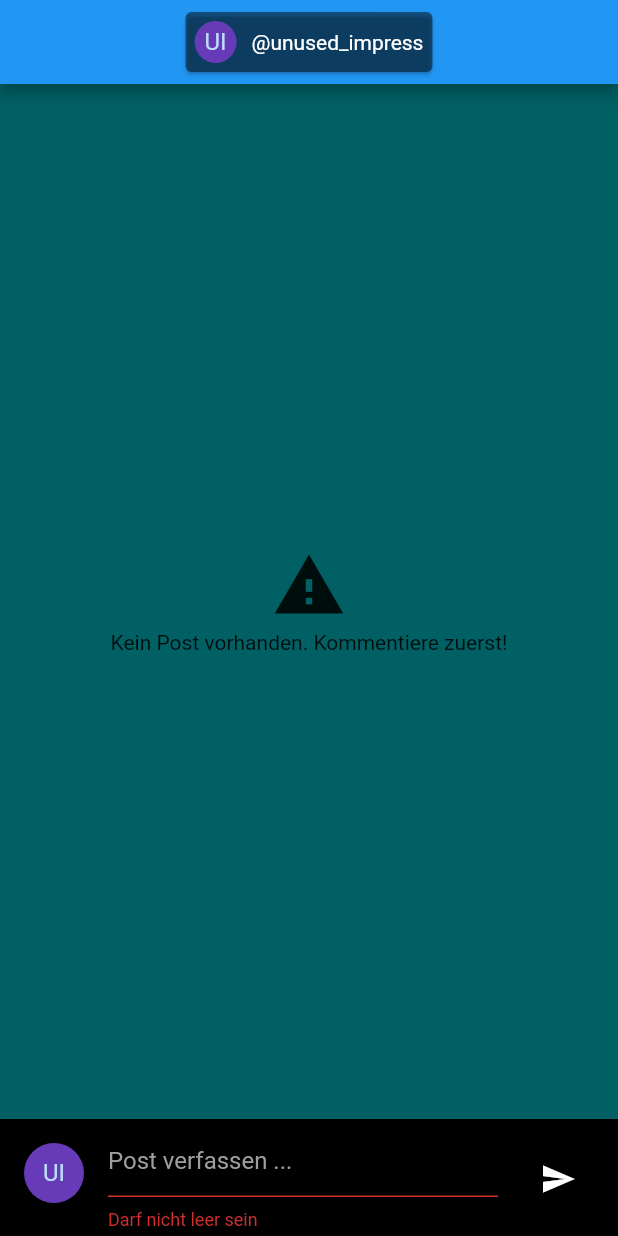
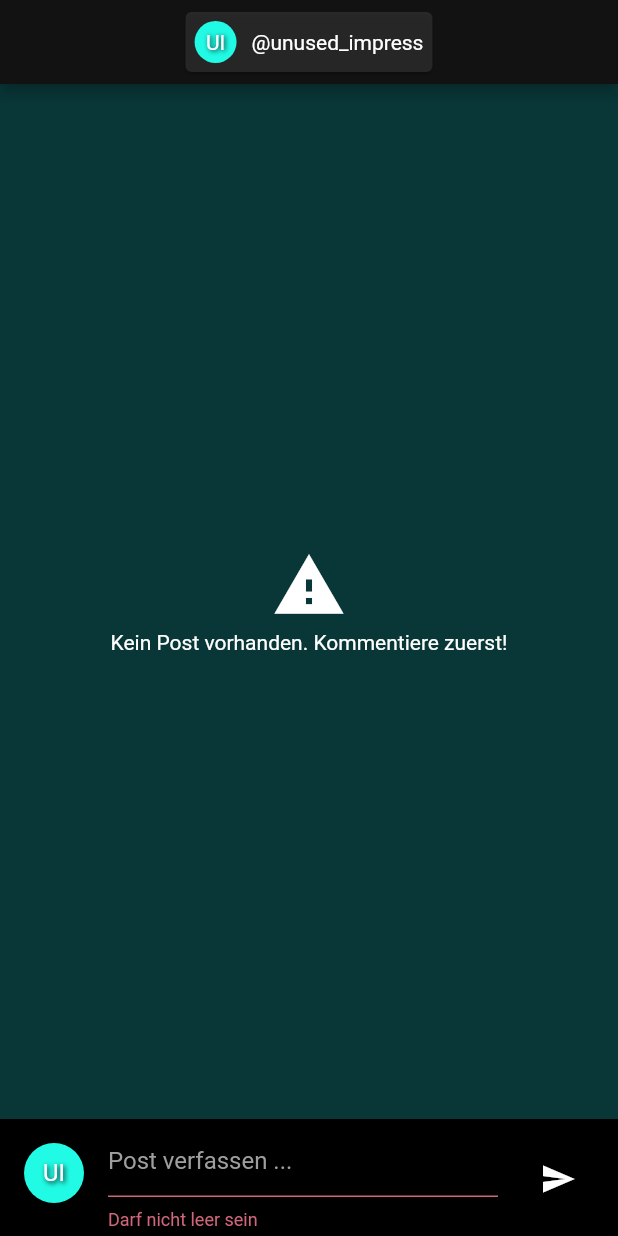
Before and after one commit to christianfl/racler-productions-forum, a Flutter app: the screen it shows after launch, after a tap on the "send" icon, on a phone screen of 412 x 824 dp. Run offline on Flutter 3.47's test engine with Material 2 defaults, Android fonts, the phone set to English and light mode, and no system bars; our stand-ins replace cloud_firestore, firebase_core, shared_preferences, shimmer; accounts and stored records are empty.

Commit message:
Design refinement

```diff
--- a/lib/main.dart
+++ b/lib/main.dart
@@ -30,8 +30,9 @@ class MyApp extends StatelessWidget {
       child: MaterialApp(
         title: 'Forum',
         theme: ThemeData(
-          primarySwatch: Colors.blue,
-          scaffoldBackgroundColor: const Color(0xff006064),
+          colorScheme: const ColorScheme.dark(),
+          primarySwatch: Colors.red,
+          scaffoldBackgroundColor: const Color.fromARGB(255, 9, 55, 56),
         ),
         home: const HomePage(),
       ),
--- a/lib/providers/username_provider/username_provider.dart
+++ b/lib/providers/username_provider/username_provider.dart
@@ -11,7 +11,7 @@ class UsernameProvider with ChangeNotifier {
   SharedPreferences? _preferences;
 
   String? get username => _username;
-  String? get initials => _initials;
+  String get initials => getInitials(_username);
 
   UsernameProvider() {
     _loadFromSharedPreferences();
@@ -65,13 +65,17 @@ class UsernameProvider with ChangeNotifier {
     return list[i];
   }
 
-  String? get _initials {
-    if (_username == null) {
-      return null;
+  String getInitials(String? username) {
+    if (username == null) {
+      return '';
     } else {
-      String firstLetter = _username!.split('@')[1].substring(0, 1);
-      String secondLetter = _username!.split('_')[1].substring(0, 1);
-      return '$firstLetter$secondLetter'.toUpperCase();
+      try {
+        String firstLetter = username.split('@')[1].substring(0, 1);
+        String secondLetter = username.split('_')[1].substring(0, 1);
+        return '$firstLetter$secondLetter'.toUpperCase();
+      } catch (e) {
+        return '';
+      }
     }
   }
 }
--- a/lib/widgets/forum_post.dart
+++ b/lib/widgets/forum_post.dart
@@ -1,5 +1,6 @@
 import 'package:flutter/material.dart';
 import 'package:forum/models/forum_post_model.dart';
+import 'package:forum/widgets/user_avatar.dart';
 import 'package:intl/intl.dart';
 
 class ForumPost extends StatelessWidget {
@@ -40,15 +41,24 @@ class ForumPost extends StatelessWidget {
               Row(
                 mainAxisAlignment: MainAxisAlignment.spaceBetween,
                 children: [
-                  Text(
-                    '${post?.createdBy}',
-                    style: Theme.of(context).textTheme.caption,
+                  Row(
+                    children: [
+                      UserAvatar(username: post?.createdBy, radius: 8),
+                      const SizedBox(width: 5),
+                      Text(
+                        '${post?.createdBy}',
+                        style: Theme.of(context).textTheme.caption,
+                      ),
+                    ],
                   ),
                   if (post?.createdAt != null)
                     Text(
-                      DateFormat('dd.MM.yyyy – kk:mm:ss')
+                      DateFormat('dd.MM.yyyy  |  kk:mm:ss')
                           .format(post!.createdAt),
-                      style: Theme.of(context).textTheme.caption,
+                      style: Theme.of(context)
+                          .textTheme
+                          .caption
+                          ?.copyWith(fontSize: 10),
                     ),
                 ],
               ),
--- a/lib/widgets/user_avatar.dart
+++ b/lib/widgets/user_avatar.dart
@@ -4,12 +4,41 @@ import 'package:provider/provider.dart';
 import '../providers/username_provider/username_provider.dart';
 
 class UserAvatar extends StatelessWidget {
+  /// If not given, shows the current user's initials
+  final String? username;
   final double? radius;
 
   const UserAvatar({
     super.key,
+    this.username,
     this.radius,
   });
+
+  /// Returns the initials of the current user or of the given user (if present)
+  String _getInitials(UsernameProvider provider) {
+    if (username != null) {
+      return provider.getInitials(username);
+    } else {
+      return provider.initials;
+    }
+  }
+
+  /// Transforms the initials into a color using hashing
+  Color _getColor(UsernameProvider provider) {
+    final rgbString = _getInitials(provider)
+        .hashCode
+        .toRadixString(16)
+        .padLeft(6, '0')
+        .substring(0, 6);
+
+    final y = '0xff$rgbString';
+
+    try {
+      return Color(int.parse(y));
+    } catch (e) {
+      return Colors.black;
+    }
+  }
 
   @override
   Widget build(BuildContext context) {
@@ -17,8 +46,21 @@ class UserAvatar extends StatelessWidget {
 
     return CircleAvatar(
       radius: radius,
-      backgroundColor: Colors.deepPurple,
-      child: Text(usernameProvider.initials ?? ''),
+      backgroundColor: _getColor(usernameProvider),
+      child: Text(
+        _getInitials(usernameProvider),
+        style: TextStyle(
+          fontSize: radius,
+          color: Colors.white,
+          shadows: const [
+            Shadow(
+              offset: Offset(1, 1),
+              blurRadius: 4.0,
+              color: Colors.black,
+            ),
+          ],
+        ),
+      ),
     );
   }
 }
--- a/lib/widgets/user_button.dart
+++ b/lib/widgets/user_button.dart
@@ -27,7 +27,7 @@ class UserButton extends StatelessWidget {
     UsernameProvider usernameProvider = Provider.of<UsernameProvider>(context);
 
     return Card(
-      color: Colors.black45,
+      color: Colors.white10,
       child: InkWell(
         borderRadius: BorderRadius.circular(4),
         onTap: () => _indicateCurrentUser(context),
```
